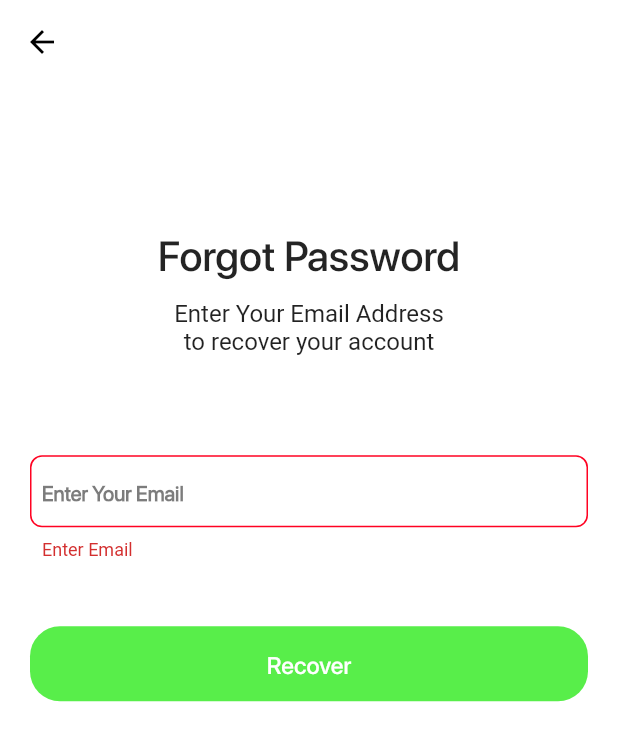
After one commit to Muhammad-Bilal12/ChatApp-Flutter-Firebase, a Flutter app: the ForgotPasswordScreen screen opened by its route, after a tap on "Recover", on a phone screen of 412 x 824 dp. The commit adds this screen. Shown: the top 741 px of the screen. Run offline on Flutter 3.47's test engine with Material 2 defaults, Android fonts, the phone set to English and light mode, and no system bars; our stand-ins replace firebase_auth, firebase_core, firebase_database, flutter_svg, fluttertoast; missing offline and left inert: firebase_core_web, firebase_database_web, firebase_storage_web, image_picker_for_web; accounts and stored records are empty; project files that could hold a hidden picture were left out.

Commit message:
Forgot Functionality
add Forgot screen + Firebase reset Password Functionality

```diff
--- a/lib/utils/routes/route_name.dart
+++ b/lib/utils/routes/route_name.dart
@@ -4,6 +4,7 @@ class RouteName {
   // Login
   static const String loginView = "login";
   static const String signUpView = "signup";
+  static const String forgotPasswordView = "forgot_password";
 
 // Dashboard
   static const String dashboardView = "dashborad";
--- a/lib/utils/routes/routes.dart
+++ b/lib/utils/routes/routes.dart
@@ -1,6 +1,7 @@
 import 'package:flutter/material.dart';
 import 'package:tech_media/utils/routes/route_name.dart';
 import 'package:tech_media/view/dashboard/dashboard_screen.dart';
+import 'package:tech_media/view/login/forgot_password.dart';
 import 'package:tech_media/view/signup/sign_up_screen.dart';
 import 'package:tech_media/view/splash/splash_screen.dart';
 
@@ -19,6 +20,9 @@ class Routes {
       case RouteName.signUpView:
         return MaterialPageRoute(builder: (_) => const SignupView());
 
+      case RouteName.forgotPasswordView:
+        return MaterialPageRoute(builder: (_) => const ForgotPasswordScreen());
+
       case RouteName.dashboardView:
         return MaterialPageRoute(builder: (_) => const DashboardScreen());
 
--- /dev/null
+++ b/lib/view/login/forgot_password.dart
@@ -0,0 +1,107 @@
+import 'package:flutter/material.dart';
+import 'package:provider/provider.dart';
+
+import '../../res/components/input_text_form_feild.dart';
+import '../../res/components/round_button.dart';
+import '../../utils/utils.dart';
+import '../../view_model/forgot_password/forgot_password_controller.dart';
+
+class ForgotPasswordScreen extends StatefulWidget {
+  const ForgotPasswordScreen({super.key});
+
+  @override
+  State<ForgotPasswordScreen> createState() => _ForgotPasswordScreenState();
+}
+
+class _ForgotPasswordScreenState extends State<ForgotPasswordScreen> {
+  final TextEditingController _emailcontroller = TextEditingController();
+
+  final FocusNode emailFocusNode = FocusNode();
+
+  final formKey = GlobalKey<FormState>();
+
+  @override
+  void dispose() {
+    _emailcontroller.dispose();
+    emailFocusNode.dispose();
+
+    super.dispose();
+  }
+
+  @override
+  Widget build(BuildContext context) {
+    final height = MediaQuery.of(context).size.height * 1;
+
+    return SafeArea(
+      child: Scaffold(
+        appBar: AppBar(elevation: 0),
+        body: Padding(
+          padding: const EdgeInsets.symmetric(horizontal: 20),
+          child: SingleChildScrollView(
+            child: Column(
+              mainAxisAlignment: MainAxisAlignment.start,
+              crossAxisAlignment: CrossAxisAlignment.center,
+              children: [
+                SizedBox(
+                  height: height * 0.1,
+                ),
+                Text(
+                  "Forgot Password",
+                  style: Theme.of(context).textTheme.displaySmall,
+                ),
+                SizedBox(
+                  height: height * 0.01,
+                ),
+                Text(
+                  "Enter Your Email Address\nto recover your account",
+                  textAlign: TextAlign.center,
+                  style: Theme.of(context).textTheme.titleMedium,
+                ),
+                SizedBox(
+                  height: height * 0.08,
+                ),
+                Form(
+                  key: formKey,
+                  child: Column(
+                    children: [
+                      InputTextFormFeild(
+                        controller: _emailcontroller,
+                        focusNode: emailFocusNode,
+                        onFeildSubmittedValue: (value) {},
+                        ononValidator: (val) {
+                          return val.isEmpty ? "Enter Email" : null;
+                        },
+                        keyBoardType: TextInputType.emailAddress,
+                        hint: "Enter Your Email",
+                      ),
+                    ],
+                  ),
+                ),
+                const SizedBox(height: 40),
+                ChangeNotifierProvider(
+                  create: (context) => ForgotPasswordController(),
+                  child: Consumer<ForgotPasswordController>(
+                    builder: (context, provider, child) {
+                      return RoundButton(
+                        title: "Recover",
+                        loading: provider.loading,
+                        onPress: () {
+                          if (formKey.currentState!.validate()) {
+                            provider.forgotPassword(
+                              context,
+                              email: _emailcontroller.text,
+                            );
+                          }
+                        },
+                      );
+                    },
+                  ),
+                ),
+              ],
+            ),
+          ),
+        ),
+      ),
+    );
+  }
+}
--- a/lib/view/login/login_screen.dart
+++ b/lib/view/login/login_screen.dart
@@ -101,11 +101,17 @@ class _LoginViewState extends State<LoginView> {
                 ),
                 Align(
                   alignment: Alignment.centerRight,
+                  child: GestureDetector(
+                    onTap: () {
+                      Navigator.of(context)
+                          .pushNamed(RouteName.forgotPasswordView);
+                    },
                     child: Text(
                       "Forgot Password",
                       style: Theme.of(context).textTheme.displaySmall!.copyWith(
                             fontSize: 15,
                             decoration: TextDecoration.underline,
+                          ),
                     ),
                   ),
                 ),
--- /dev/null
+++ b/lib/view_model/forgot_password/forgot_password_controller.dart
@@ -0,0 +1,44 @@
+import 'package:firebase_auth/firebase_auth.dart';
+import 'package:flutter/foundation.dart';
+import 'package:flutter/material.dart';
+import 'package:tech_media/utils/routes/route_name.dart';
+import 'package:tech_media/utils/utils.dart';
+
+import '../services/session_manager.dart';
+
+class ForgotPasswordController with ChangeNotifier {
+  bool _loading = false;
+
+  bool get loading => _loading;
+
+// For loading indicator
+  void setLoading(loading) {
+    _loading = loading;
+    notifyListeners();
+  }
+
+// create firebase authentication instance
+
+  final FirebaseAuth auth = FirebaseAuth.instance;
+
+// For Login Authentication
+  void forgotPassword(
+    BuildContext context, {
+    required String email,
+  }) async {
+    setLoading(true);
+    try {
+      auth.sendPasswordResetEmail(email: email).then((value) {
+        setLoading(false);
+        Utils.showToastMsg(message: "check Your Email");
+        Navigator.of(context).pushNamed(RouteName.loginView);
+      }).onError((error, stackTrace) {
+        setLoading(false);
+        Utils.showToastMsg(message: error.toString());
+      });
+    } catch (e) {
+      setLoading(false);
+      Utils.showToastMsg(message: e.toString());
+    }
+  }
+}
```
Lines whose indentation alone changed are shown as unchanged.
